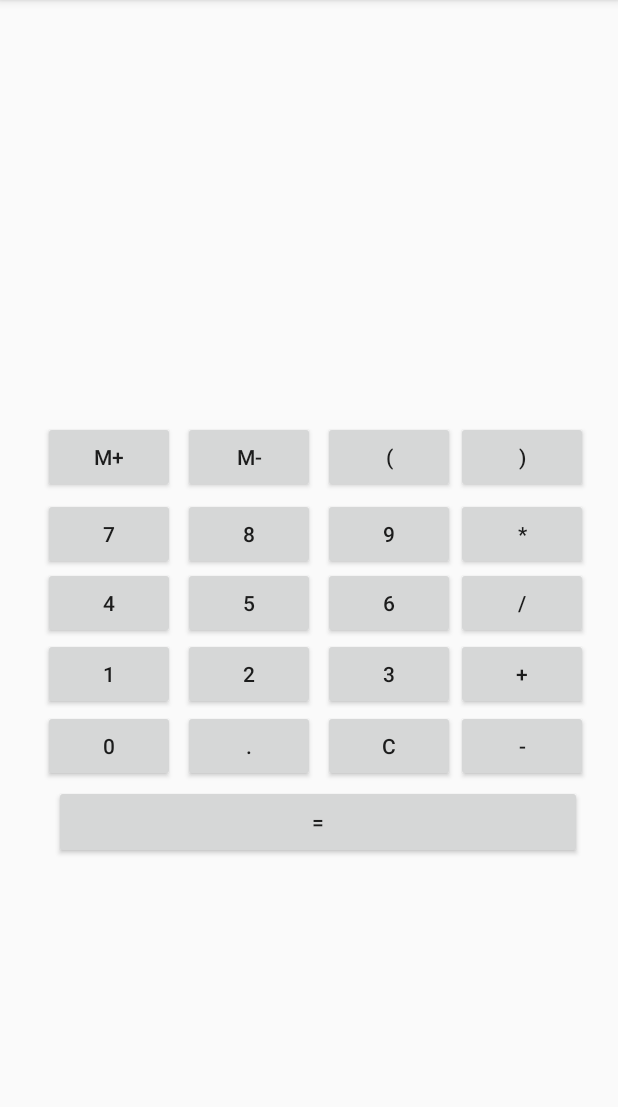
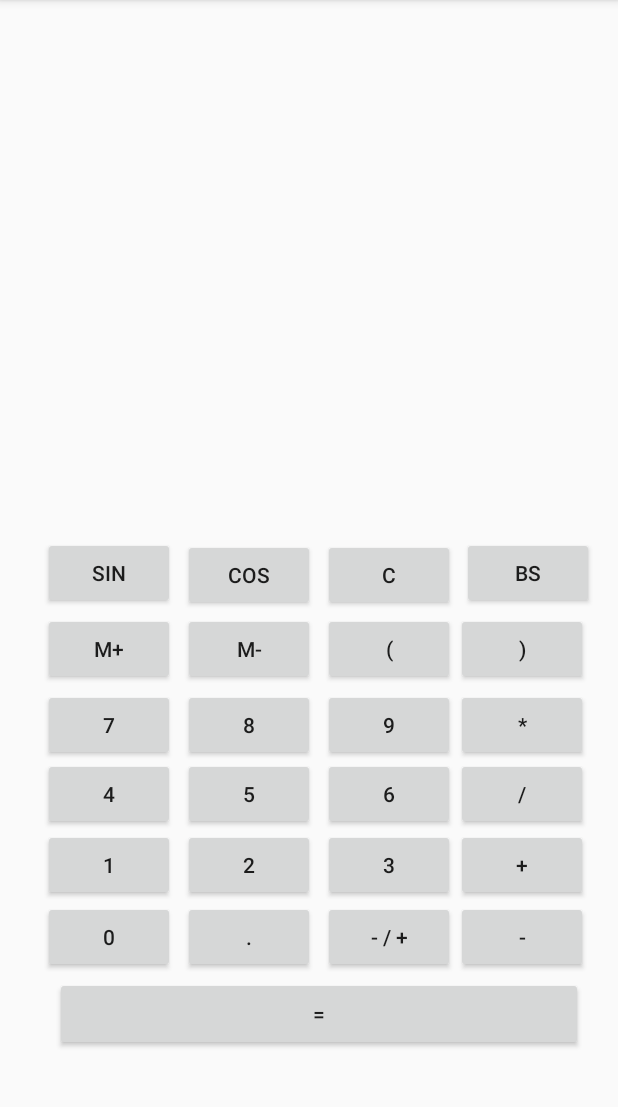
Before and after one commit to andreimpana/CalculatorApp, an Android app: the screen it shows after launch (MainActivity), on a phone screen of 412 x 824 dp, the part 84-1191 px from its top. Run offline under Robolectric (Android 15) with nearby library versions, the phone set to English and light mode, and no system bars.

Commit message:
Added backspace functionality

```diff
--- a/app/src/main/java/com/example/calculatorapp/MainActivity.java
+++ b/app/src/main/java/com/example/calculatorapp/MainActivity.java
@@ -30,6 +30,7 @@ public class MainActivity extends AppCompatActivity {
     @Override
     protected void onCreate(Bundle savedInstanceState) {
         //TODO: When a number is pressed and there already is a result, ANS function
+        //TODO: Add Sin/Cos Implimination
         //Number Format
         final NumberFormat formatter = new DecimalFormat("#0.00");
 
@@ -62,10 +63,26 @@ public class MainActivity extends AppCompatActivity {
         Button btn_equals = findViewById(R.id.btn_equals);
         Button btn_mem_plus = findViewById(R.id.mem_plus);
         Button btn_mem_minus = findViewById(R.id.mem_minus);
+        Button backspace = findViewById(R.id.backspace_btn);
 
         //TODO: Add memory implementation
         Button btn_left_bracket = findViewById(R.id.bracket_left);
         Button btn_right_bracket = findViewById(R.id.bracket_right);
+
+        //Backspace functionality
+        backspace.setOnClickListener(new View.OnClickListener(){
+            @Override
+            public void onClick(View view) {
+                String s = (String) output_textbox.getText();
+                if (!s.isEmpty() && s.indexOf('=') == -1) {
+                    if (s.charAt(s.length() - 1) == ' ')
+                        s = s.substring(0, s.length() - 2);
+                    else
+                        s = s.substring(0, s.length() - 1);
+                    output_textbox.setText(s);
+                }
+            }
+        });
 
         btn_0.setOnClickListener(new View.OnClickListener() {
             @SuppressLint("SetTextI18n")
@@ -277,7 +294,6 @@ public class MainActivity extends AppCompatActivity {
      * @return Converted string
      */
     private String postFix(String[] input){
-        //TODO: Fix brackets
         StringBuilder result = new StringBuilder();
 
         Stack<String> stack = new Stack<>();
--- a/app/src/main/res/layout/activity_main.xml
+++ b/app/src/main/res/layout/activity_main.xml
@@ -7,18 +7,6 @@
     tools:context=".MainActivity"
     tools:layout_editor_absoluteX="0dp"
     tools:layout_editor_absoluteY="26dp">
-
-    <Button
-        android:id="@+id/bracket_left"
-        android:layout_width="wrap_content"
-        android:layout_height="wrap_content"
-        android:text="("
-        app:layout_constraintBottom_toBottomOf="parent"
-        app:layout_constraintEnd_toEndOf="parent"
-        app:layout_constraintHorizontal_bias="0.665"
-        app:layout_constraintStart_toStartOf="parent"
-        app:layout_constraintTop_toTopOf="parent"
-        app:layout_constraintVertical_bias="0.39" />
 
     <TextView
         android:id="@+id/outputText"
@@ -36,6 +24,42 @@
         app:layout_constraintVertical_bias="0.266" />
 
     <Button
+        android:id="@+id/mem_plus"
+        android:layout_width="wrap_content"
+        android:layout_height="wrap_content"
+        android:text="M+"
+        app:layout_constraintBottom_toBottomOf="parent"
+        app:layout_constraintEnd_toEndOf="parent"
+        app:layout_constraintHorizontal_bias="0.089"
+        app:layout_constraintStart_toStartOf="parent"
+        app:layout_constraintTop_toTopOf="parent"
+        app:layout_constraintVertical_bias="0.568" />
+
+    <Button
+        android:id="@+id/bracket_left"
+        android:layout_width="wrap_content"
+        android:layout_height="wrap_content"
+        android:text="("
+        app:layout_constraintBottom_toBottomOf="parent"
+        app:layout_constraintEnd_toEndOf="parent"
+        app:layout_constraintHorizontal_bias="0.665"
+        app:layout_constraintStart_toStartOf="parent"
+        app:layout_constraintTop_toTopOf="parent"
+        app:layout_constraintVertical_bias="0.568" />
+
+    <Button
+        android:id="@+id/btn_6"
+        android:layout_width="wrap_content"
+        android:layout_height="wrap_content"
+        android:text="6"
+        app:layout_constraintBottom_toBottomOf="parent"
+        app:layout_constraintEnd_toEndOf="parent"
+        app:layout_constraintHorizontal_bias="0.665"
+        app:layout_constraintStart_toStartOf="parent"
+        app:layout_constraintTop_toTopOf="parent"
+        app:layout_constraintVertical_bias="0.702" />
+
+    <Button
         android:id="@+id/btn_minus"
         android:layout_width="wrap_content"
         android:layout_height="wrap_content"
@@ -45,7 +69,115 @@
         app:layout_constraintHorizontal_bias="0.938"
         app:layout_constraintStart_toStartOf="parent"
         app:layout_constraintTop_toTopOf="parent"
-        app:layout_constraintVertical_bias="0.657" />
+        app:layout_constraintVertical_bias="0.834" />
+
+    <Button
+        android:id="@+id/btn_3"
+        android:layout_width="wrap_content"
+        android:layout_height="wrap_content"
+        android:text="3"
+        app:layout_constraintBottom_toBottomOf="parent"
+        app:layout_constraintEnd_toEndOf="parent"
+        app:layout_constraintHorizontal_bias="0.665"
+        app:layout_constraintStart_toStartOf="parent"
+        app:layout_constraintTop_toTopOf="parent"
+        app:layout_constraintVertical_bias="0.768" />
+
+    <Button
+        android:id="@+id/btn_0"
+        android:layout_width="wrap_content"
+        android:layout_height="wrap_content"
+        android:text="0"
+        app:layout_constraintBottom_toBottomOf="parent"
+        app:layout_constraintEnd_toEndOf="parent"
+        app:layout_constraintHorizontal_bias="0.089"
+        app:layout_constraintStart_toStartOf="parent"
+        app:layout_constraintTop_toTopOf="parent"
+        app:layout_constraintVertical_bias="0.834" />
+
+    <Button
+        android:id="@+id/bracket_right"
+        android:layout_width="wrap_content"
+        android:layout_height="wrap_content"
+        android:text=")"
+        app:layout_constraintBottom_toBottomOf="parent"
+        app:layout_constraintEnd_toEndOf="parent"
+        app:layout_constraintHorizontal_bias="0.938"
+        app:layout_constraintStart_toStartOf="parent"
+        app:layout_constraintTop_toTopOf="parent"
+        app:layout_constraintVertical_bias="0.568" />
+
+    <Button
+        android:id="@+id/btn_clr"
+        android:layout_width="wrap_content"
+        android:layout_height="wrap_content"
+        android:text="C"
+        app:layout_constraintBottom_toBottomOf="parent"
+        app:layout_constraintEnd_toEndOf="parent"
+        app:layout_constraintHorizontal_bias="0.665"
+        app:layout_constraintStart_toStartOf="parent"
+        app:layout_constraintTop_toTopOf="parent"
+        app:layout_constraintVertical_bias="0.499" />
+
+    <Button
+        android:id="@+id/btn_5"
+        android:layout_width="wrap_content"
+        android:layout_height="wrap_content"
+        android:text="5"
+        app:layout_constraintBottom_toBottomOf="parent"
+        app:layout_constraintEnd_toEndOf="parent"
+        app:layout_constraintHorizontal_bias="0.377"
+        app:layout_constraintStart_toStartOf="parent"
+        app:layout_constraintTop_toTopOf="parent"
+        app:layout_constraintVertical_bias="0.702" />
+
+    <Button
+        android:id="@+id/btn_div"
+        android:layout_width="wrap_content"
+        android:layout_height="wrap_content"
+        android:text="/"
+        app:layout_constraintBottom_toBottomOf="parent"
+        app:layout_constraintEnd_toEndOf="parent"
+        app:layout_constraintHorizontal_bias="0.938"
+        app:layout_constraintStart_toStartOf="parent"
+        app:layout_constraintTop_toTopOf="parent"
+        app:layout_constraintVertical_bias="0.702" />
+
+    <Button
+        android:id="@+id/btn_4"
+        android:layout_width="wrap_content"
+        android:layout_height="wrap_content"
+        android:text="4"
+        app:layout_constraintBottom_toBottomOf="parent"
+        app:layout_constraintEnd_toEndOf="parent"
+        app:layout_constraintHorizontal_bias="0.089"
+        app:layout_constraintStart_toStartOf="parent"
+        app:layout_constraintTop_toTopOf="parent"
+        app:layout_constraintVertical_bias="0.702" />
+
+    <Button
+        android:id="@+id/btn_9"
+        android:layout_width="wrap_content"
+        android:layout_height="wrap_content"
+        android:text="9"
+        app:layout_constraintBottom_toBottomOf="parent"
+        app:layout_constraintEnd_toEndOf="parent"
+        app:layout_constraintHorizontal_bias="0.665"
+        app:layout_constraintStart_toStartOf="parent"
+        app:layout_constraintTop_toTopOf="parent"
+        app:layout_constraintVertical_bias="0.638" />
+
+    <Button
+        android:id="@+id/btn_8"
+        android:layout_width="wrap_content"
+        android:layout_height="wrap_content"
+        android:text="8"
+        app:layout_constraintBottom_toBottomOf="parent"
+        app:layout_constraintEnd_toEndOf="parent"
+        app:layout_constraintHorizontal_bias="0.377"
+        app:layout_constraintStart_toStartOf="parent"
+        app:layout_constraintTop_toTopOf="parent"
+        app:layout_constraintVertical_bias="0.638" />
 
     <Button
         android:id="@+id/btn_7"
@@ -57,55 +189,7 @@
         app:layout_constraintHorizontal_bias="0.089"
         app:layout_constraintStart_toStartOf="parent"
         app:layout_constraintTop_toTopOf="parent"
-        app:layout_constraintVertical_bias="0.461" />
-
-    <Button
-        android:id="@+id/btn_8"
-        android:layout_width="wrap_content"
-        android:layout_height="wrap_content"
-        android:text="8"
-        app:layout_constraintBottom_toBottomOf="parent"
-        app:layout_constraintEnd_toEndOf="parent"
-        app:layout_constraintHorizontal_bias="0.377"
-        app:layout_constraintStart_toStartOf="parent"
-        app:layout_constraintTop_toTopOf="parent"
-        app:layout_constraintVertical_bias="0.461" />
-
-    <Button
-        android:id="@+id/btn_equals"
-        android:layout_width="352dp"
-        android:layout_height="49dp"
-        android:text="="
-        app:layout_constraintBottom_toBottomOf="parent"
-        app:layout_constraintEnd_toEndOf="parent"
-        app:layout_constraintHorizontal_bias="0.604"
-        app:layout_constraintStart_toStartOf="parent"
-        app:layout_constraintTop_toTopOf="parent"
-        app:layout_constraintVertical_bias="0.728" />
-
-    <Button
-        android:id="@+id/btn_9"
-        android:layout_width="wrap_content"
-        android:layout_height="wrap_content"
-        android:text="9"
-        app:layout_constraintBottom_toBottomOf="parent"
-        app:layout_constraintEnd_toEndOf="parent"
-        app:layout_constraintHorizontal_bias="0.665"
-        app:layout_constraintStart_toStartOf="parent"
-        app:layout_constraintTop_toTopOf="parent"
-        app:layout_constraintVertical_bias="0.461" />
-
-    <Button
-        android:id="@+id/btn_div"
-        android:layout_width="wrap_content"
-        android:layout_height="wrap_content"
-        android:text="/"
-        app:layout_constraintBottom_toBottomOf="parent"
-        app:layout_constraintEnd_toEndOf="parent"
-        app:layout_constraintHorizontal_bias="0.938"
-        app:layout_constraintStart_toStartOf="parent"
-        app:layout_constraintTop_toTopOf="parent"
-        app:layout_constraintVertical_bias="0.525" />
+        app:layout_constraintVertical_bias="0.638" />
 
     <Button
         android:id="@+id/btn_multip"
@@ -117,43 +201,19 @@
         app:layout_constraintHorizontal_bias="0.938"
         app:layout_constraintStart_toStartOf="parent"
         app:layout_constraintTop_toTopOf="parent"
-        app:layout_constraintVertical_bias="0.461" />
+        app:layout_constraintVertical_bias="0.638" />
 
     <Button
-        android:id="@+id/btn_6"
+        android:id="@+id/btn_2"
         android:layout_width="wrap_content"
         android:layout_height="wrap_content"
-        android:text="6"
-        app:layout_constraintBottom_toBottomOf="parent"
-        app:layout_constraintEnd_toEndOf="parent"
-        app:layout_constraintHorizontal_bias="0.665"
-        app:layout_constraintStart_toStartOf="parent"
-        app:layout_constraintTop_toTopOf="parent"
-        app:layout_constraintVertical_bias="0.525" />
-
-    <Button
-        android:id="@+id/btn_5"
-        android:layout_width="wrap_content"
-        android:layout_height="wrap_content"
-        android:text="5"
+        android:text="2"
         app:layout_constraintBottom_toBottomOf="parent"
         app:layout_constraintEnd_toEndOf="parent"
         app:layout_constraintHorizontal_bias="0.377"
         app:layout_constraintStart_toStartOf="parent"
         app:layout_constraintTop_toTopOf="parent"
-        app:layout_constraintVertical_bias="0.525" />
-
-    <Button
-        android:id="@+id/btn_4"
-        android:layout_width="wrap_content"
-        android:layout_height="wrap_content"
-        android:text="4"
-        app:layout_constraintBottom_toBottomOf="parent"
-        app:layout_constraintEnd_toEndOf="parent"
-        app:layout_constraintHorizontal_bias="0.089"
-        app:layout_constraintStart_toStartOf="parent"
-        app:layout_constraintTop_toTopOf="parent"
-        app:layout_constraintVertical_bias="0.525" />
+        app:layout_constraintVertical_bias="0.768" />
 
     <Button
         android:id="@+id/btn_1"
@@ -165,31 +225,31 @@
         app:layout_constraintHorizontal_bias="0.089"
         app:layout_constraintStart_toStartOf="parent"
         app:layout_constraintTop_toTopOf="parent"
-        app:layout_constraintVertical_bias="0.591" />
+        app:layout_constraintVertical_bias="0.768" />
 
     <Button
-        android:id="@+id/btn_2"
+        android:id="@+id/btn_dec"
         android:layout_width="wrap_content"
         android:layout_height="wrap_content"
-        android:text="2"
+        android:text="."
         app:layout_constraintBottom_toBottomOf="parent"
         app:layout_constraintEnd_toEndOf="parent"
         app:layout_constraintHorizontal_bias="0.377"
         app:layout_constraintStart_toStartOf="parent"
         app:layout_constraintTop_toTopOf="parent"
-        app:layout_constraintVertical_bias="0.591" />
+        app:layout_constraintVertical_bias="0.834" />
 
     <Button
-        android:id="@+id/btn_3"
-        android:layout_width="wrap_content"
-        android:layout_height="wrap_content"
-        android:text="3"
+        android:id="@+id/btn_equals"
+        android:layout_width="352dp"
+        android:layout_height="49dp"
+        android:text="="
         app:layout_constraintBottom_toBottomOf="parent"
         app:layout_constraintEnd_toEndOf="parent"
-        app:layout_constraintHorizontal_bias="0.665"
+        app:layout_constraintHorizontal_bias="0.61"
         app:layout_constraintStart_toStartOf="parent"
         app:layout_constraintTop_toTopOf="parent"
-        app:layout_constraintVertical_bias="0.591" />
+        app:layout_constraintVertical_bias="0.906" />
 
     <Button
         android:id="@+id/btn_addition"
@@ -201,55 +261,7 @@
         app:layout_constraintHorizontal_bias="0.938"
         app:layout_constraintStart_toStartOf="parent"
         app:layout_constraintTop_toTopOf="parent"
-        app:layout_constraintVertical_bias="0.591" />
-
-    <Button
-        android:id="@+id/btn_clr"
-        android:layout_width="wrap_content"
-        android:layout_height="wrap_content"
-        android:text="C"
-        app:layout_constraintBottom_toBottomOf="parent"
-        app:layout_constraintEnd_toEndOf="parent"
-        app:layout_constraintHorizontal_bias="0.665"
-        app:layout_constraintStart_toStartOf="parent"
-        app:layout_constraintTop_toTopOf="parent"
-        app:layout_constraintVertical_bias="0.657" />
-
-    <Button
-        android:id="@+id/btn_dec"
-        android:layout_width="wrap_content"
-        android:layout_height="wrap_content"
-        android:text="."
-        app:layout_constraintBottom_toBottomOf="parent"
-        app:layout_constraintEnd_toEndOf="parent"
-        app:layout_constraintHorizontal_bias="0.377"
-        app:layout_constraintStart_toStartOf="parent"
-        app:layout_constraintTop_toTopOf="parent"
-        app:layout_constraintVertical_bias="0.657" />
-
-    <Button
-        android:id="@+id/btn_0"
-        android:layout_width="wrap_content"
-        android:layout_height="wrap_content"
-        android:text="0"
-        app:layout_constraintBottom_toBottomOf="parent"
-        app:layout_constraintEnd_toEndOf="parent"
-        app:layout_constraintHorizontal_bias="0.089"
-        app:layout_constraintStart_toStartOf="parent"
-        app:layout_constraintTop_toTopOf="parent"
-        app:layout_constraintVertical_bias="0.657" />
-
-    <Button
-        android:id="@+id/mem_plus"
-        android:layout_width="wrap_content"
-        android:layout_height="wrap_content"
-        android:text="M+"
-        app:layout_constraintBottom_toBottomOf="parent"
-        app:layout_constraintEnd_toEndOf="parent"
-        app:layout_constraintHorizontal_bias="0.089"
-        app:layout_constraintStart_toStartOf="parent"
-        app:layout_constraintTop_toTopOf="parent"
-        app:layout_constraintVertical_bias="0.39" />
+        app:layout_constraintVertical_bias="0.768" />
 
     <Button
         android:id="@+id/mem_minus"
@@ -261,19 +273,7 @@
         app:layout_constraintHorizontal_bias="0.377"
         app:layout_constraintStart_toStartOf="parent"
         app:layout_constraintTop_toTopOf="parent"
-        app:layout_constraintVertical_bias="0.39" />
-
-    <Button
-        android:id="@+id/bracket_right"
-        android:layout_width="wrap_content"
-        android:layout_height="wrap_content"
-        android:text=")"
-        app:layout_constraintBottom_toBottomOf="parent"
-        app:layout_constraintEnd_toEndOf="parent"
-        app:layout_constraintHorizontal_bias="0.938"
-        app:layout_constraintStart_toStartOf="parent"
-        app:layout_constraintTop_toTopOf="parent"
-        app:layout_constraintVertical_bias="0.39" />
+        app:layout_constraintVertical_bias="0.568" />
 
     <TextView
         android:id="@+id/history_Text"
@@ -289,4 +289,52 @@
         app:layout_constraintTop_toTopOf="parent"
         app:layout_constraintVertical_bias="0.127" />
 
+    <Button
+        android:id="@+id/pos_neg_flip"
+        android:layout_width="wrap_content"
+        android:layout_height="wrap_content"
+        android:text="- / +"
+        app:layout_constraintBottom_toBottomOf="parent"
+        app:layout_constraintEnd_toEndOf="parent"
+        app:layout_constraintHorizontal_bias="0.665"
+        app:layout_constraintStart_toStartOf="parent"
+        app:layout_constraintTop_toTopOf="parent"
+        app:layout_constraintVertical_bias="0.834" />
+
+    <Button
+        android:id="@+id/backspace_btn"
+        android:layout_width="wrap_content"
+        android:layout_height="wrap_content"
+        android:text="BS"
+        app:layout_constraintBottom_toBottomOf="parent"
+        app:layout_constraintEnd_toEndOf="parent"
+        app:layout_constraintHorizontal_bias="0.95"
+        app:layout_constraintStart_toStartOf="parent"
+        app:layout_constraintTop_toTopOf="parent"
+        app:layout_constraintVertical_bias="0.497" />
+
+    <Button
+        android:id="@+id/sin_btn"
+        android:layout_width="wrap_content"
+        android:layout_height="wrap_content"
+        android:text="Sin"
+        app:layout_constraintBottom_toBottomOf="parent"
+        app:layout_constraintEnd_toEndOf="parent"
+        app:layout_constraintHorizontal_bias="0.089"
+        app:layout_constraintStart_toStartOf="parent"
+        app:layout_constraintTop_toTopOf="parent"
+        app:layout_constraintVertical_bias="0.497" />
+
+    <Button
+        android:id="@+id/cos_btn"
+        android:layout_width="wrap_content"
+        android:layout_height="wrap_content"
+        android:text="Cos"
+        app:layout_constraintBottom_toBottomOf="parent"
+        app:layout_constraintEnd_toEndOf="parent"
+        app:layout_constraintHorizontal_bias="0.377"
+        app:layout_constraintStart_toStartOf="parent"
+        app:layout_constraintTop_toTopOf="parent"
+        app:layout_constraintVertical_bias="0.499" />
+
 </androidx.constraintlayout.widget.ConstraintLayout>
```
